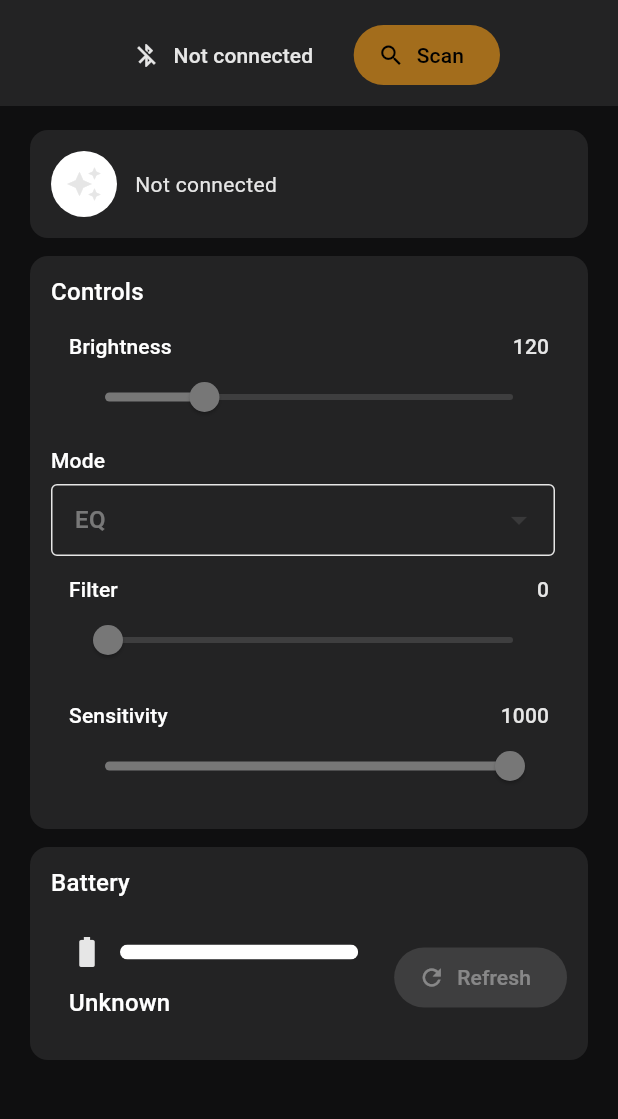
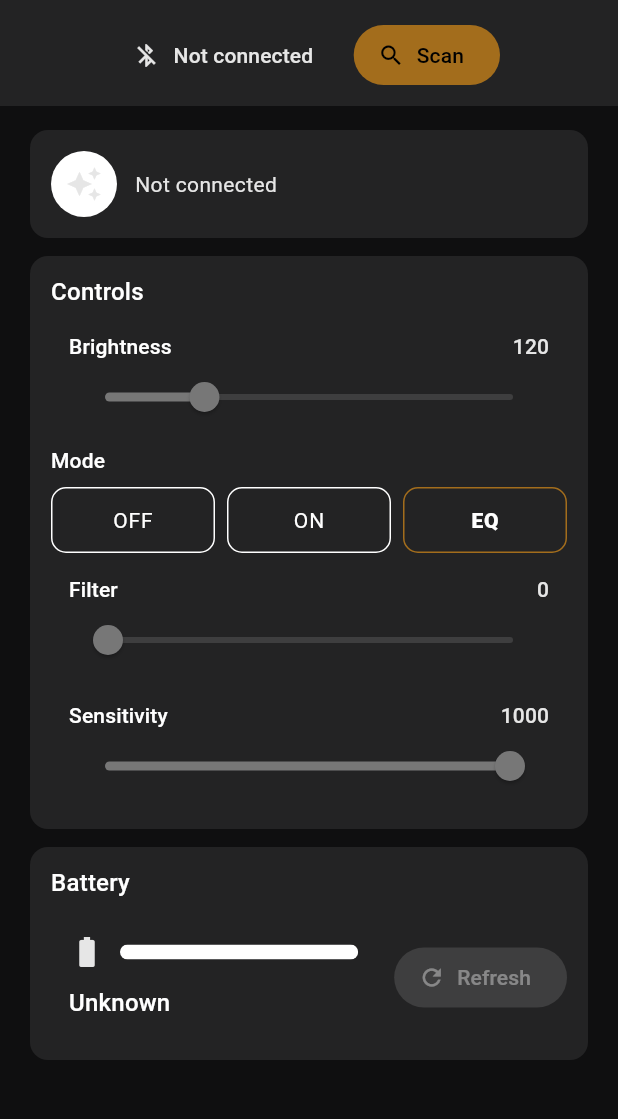
Before and after one commit to chbeeler/led_necklace_control, a Flutter app: the screen it shows after launch, on a phone screen of 412 x 824 dp, the part 62-1181 px from its top. Run offline on Flutter 3.47's test engine with Material 3 defaults, Android fonts, the phone set to English and light mode, and no system bars; missing offline and left inert: universal_ble.

Commit message:
Replaces dropdown with button group for mode selection
Improves the user interface for mode selection by replacing the dropdown menu with a group of buttons.

This provides a more direct and intuitive way for users to select the desired mode.

```diff
--- a/lib/main.dart
+++ b/lib/main.dart
@@ -803,6 +803,67 @@ class _HeaderCard extends StatelessWidget {
   }
 }
 
+class _ModeButtons extends StatelessWidget {
+  const _ModeButtons({required this.enabled, required this.mode, required this.onModeChanged});
+
+  final bool enabled;
+  final LedMode mode;
+  final ValueChanged<LedMode> onModeChanged;
+
+  @override
+  Widget build(BuildContext context) {
+    final cs = Theme.of(context).colorScheme;
+
+    Widget buildButton(String label, LedMode value) {
+      final active = mode == value;
+      final textColor = kText;  // active ? kText : kTextDisabled;
+      final fontWeight = active ? FontWeight.w800 : FontWeight.w400;
+
+      return Expanded(
+        child: TextButton(
+          onPressed: enabled ? () => onModeChanged(value) : null,
+          style: ButtonStyle(
+            backgroundColor: MaterialStateProperty.all(cs.surfaceContainerHighest),
+            foregroundColor: MaterialStateProperty.all(textColor),
+            padding: MaterialStateProperty.all(const EdgeInsets.symmetric(vertical: 12)),
+            shape: MaterialStateProperty.all(
+              RoundedRectangleBorder(
+                borderRadius: BorderRadius.circular(10),
+                side: BorderSide(color: active ? cs.primary : cs.outlineVariant),
+              ),
+            ),
+          ),
+          child: Text(
+            label,
+            style: Theme.of(context).textTheme.labelLarge?.copyWith(
+                  color: textColor,
+                  fontWeight: fontWeight,
+                  letterSpacing: 0.6,
+                ),
+          ),
+        ),
+      );
+    }
+
+    return Column(
+      crossAxisAlignment: CrossAxisAlignment.start,
+      children: [
+        Text('Mode', style: Theme.of(context).textTheme.labelLarge),
+        const SizedBox(height: 6),
+        Row(
+          children: [
+            buildButton('OFF', LedMode.off),
+            const SizedBox(width: 8),
+            buildButton('ON', LedMode.solid),
+            const SizedBox(width: 8),
+            buildButton('EQ', LedMode.eq),
+          ],
+        ),
+      ],
+    );
+  }
+}
+
 class _SettingsCard extends StatelessWidget {
   const _SettingsCard({
     required this.enabled,
@@ -863,21 +924,10 @@ class _SettingsCard extends StatelessWidget {
 
             const SizedBox(height: 4),
 
-            Row(
-              children: [
-                Expanded(
-                  child: _FieldShell(
-                    title: 'Mode',
-                    child: DropdownButtonFormField<LedMode>(
-                      value: mode,
-                      onChanged: enabled ? (v) => onModeChanged(v!) : null,
-                      items: LedMode.values.map((m) => DropdownMenuItem(value: m, child: Text(m.label))).toList(),
-                      decoration: const InputDecoration(border: OutlineInputBorder(), isDense: true),
-                    ),
-                  ),
-                ),
-                const SizedBox(width: 8),
-              ],
+            _ModeButtons(
+              enabled: enabled,
+              mode: mode,
+              onModeChanged: onModeChanged,
             ),
 
             const SizedBox(height: 4),
```
